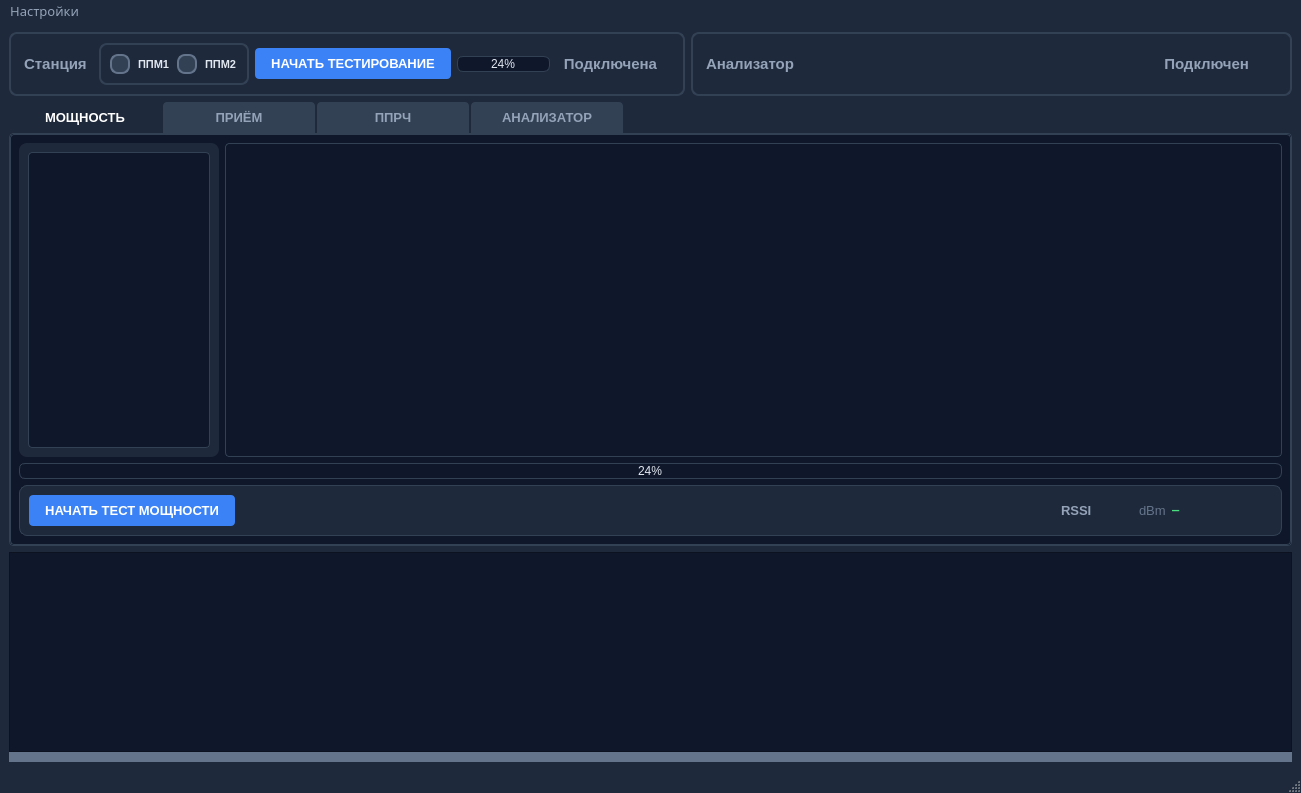
The window that mainwindow.ui (vitalisimys/Check_station) describes before a commit, drawn with Qt 5.
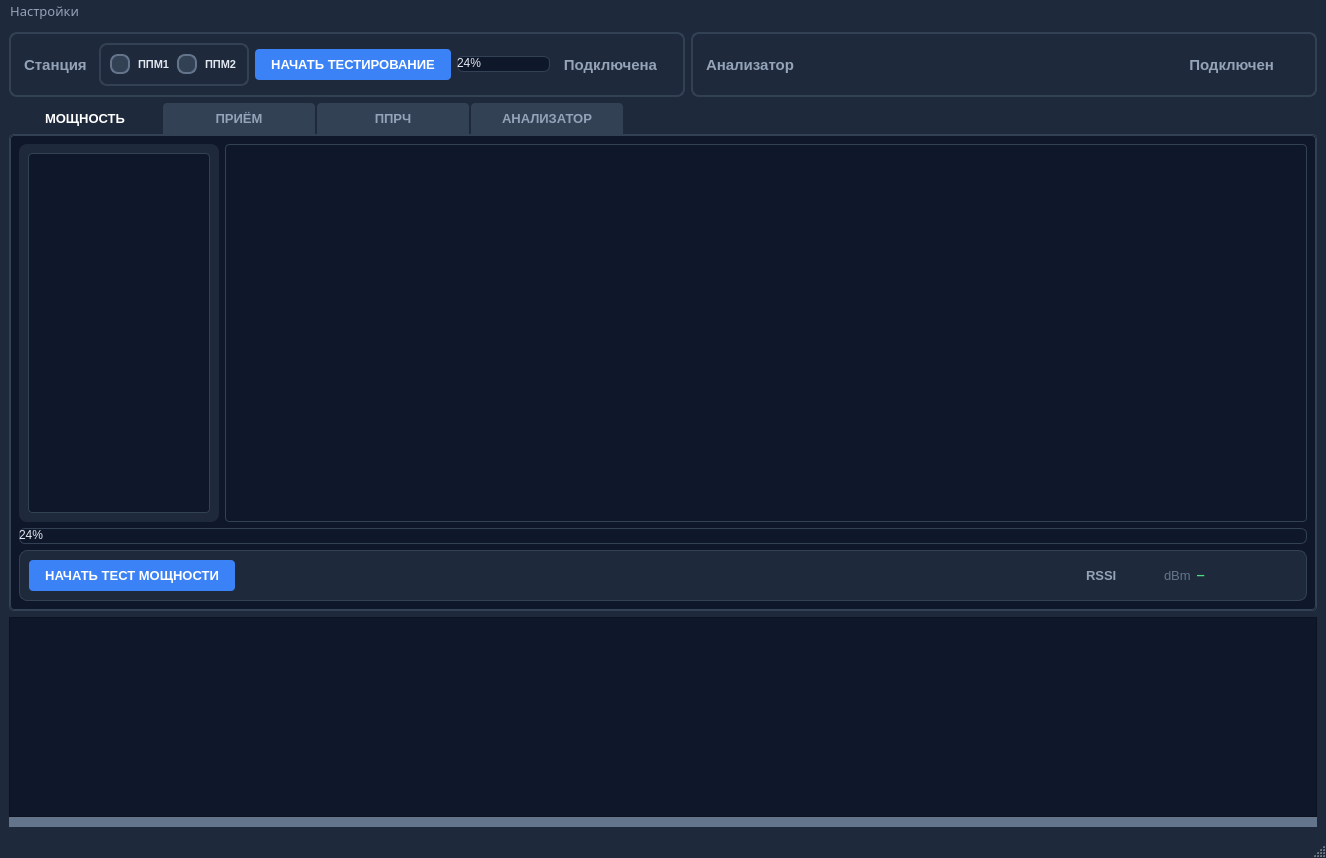
The same window after the commit. Icons and pictures are not drawn. Custom widgets are drawn as their Qt base class.

Commit message: Состояние прогресс-бара при перезагрузке

Diff of the .ui file:
```diff
--- a/mainwindow.ui
+++ b/mainwindow.ui
@@ -9,8 +9,8 @@
    <rect>
     <x>0</x>
     <y>0</y>
-    <width>1301</width>
-    <height>793</height>
+    <width>1326</width>
+    <height>858</height>
    </rect>
   </property>
   <property name="windowTitle">
@@ -77,7 +77,6 @@
     background-color: #0f172a;
     min-height: 10px;
     max-height: 14px;
-    text-align: center;
     color: #e2e8f0;
     font-size: 9pt;
 }
@@ -99,6 +98,12 @@
      <layout class="QHBoxLayout" name="horizontalLayout">
       <item>
        <widget class="QFrame" name="frameStation">
+        <property name="minimumSize">
+         <size>
+          <width>0</width>
+          <height>65</height>
+         </size>
+        </property>
         <property name="styleSheet">
          <string notr="true">#frameStation {
     color: #94a3b8;
@@ -283,6 +288,18 @@
              <verstretch>0</verstretch>
             </sizepolicy>
            </property>
+           <property name="minimumSize">
+            <size>
+             <width>0</width>
+             <height>12</height>
+            </size>
+           </property>
+           <property name="maximumSize">
+            <size>
+             <width>16777215</width>
+             <height>16</height>
+            </size>
+           </property>
            <property name="styleSheet">
             <string notr="true"/>
            </property>
@@ -349,6 +366,12 @@
       </item>
       <item>
        <widget class="QFrame" name="frameR3">
+        <property name="minimumSize">
+         <size>
+          <width>0</width>
+          <height>65</height>
+         </size>
+        </property>
         <property name="styleSheet">
          <string notr="true">#frameR3 {
     color: #94a3b8;
@@ -600,6 +623,18 @@
               <verstretch>0</verstretch>
              </sizepolicy>
             </property>
+            <property name="minimumSize">
+             <size>
+              <width>0</width>
+              <height>12</height>
+             </size>
+            </property>
+            <property name="maximumSize">
+             <size>
+              <width>16777215</width>
+              <height>16</height>
+             </size>
+            </property>
             <property name="styleSheet">
              <string notr="true"/>
             </property>
@@ -2055,7 +2090,7 @@
     <rect>
      <x>0</x>
      <y>0</y>
-     <width>1301</width>
+     <width>1326</width>
      <height>21</height>
     </rect>
    </property>
```
The commit also changes 2 other files.
